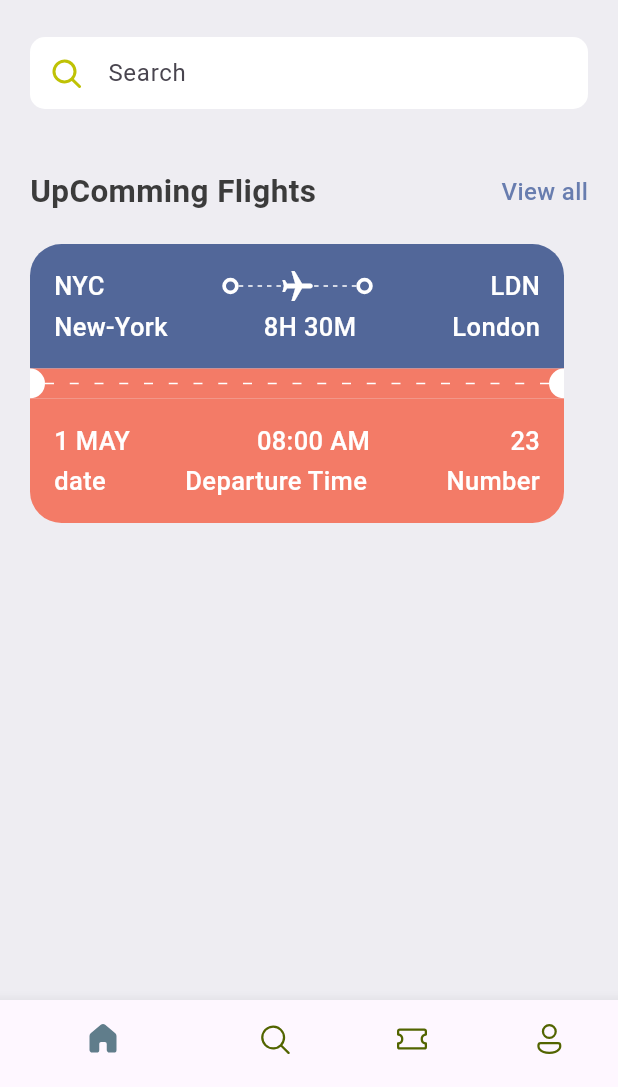
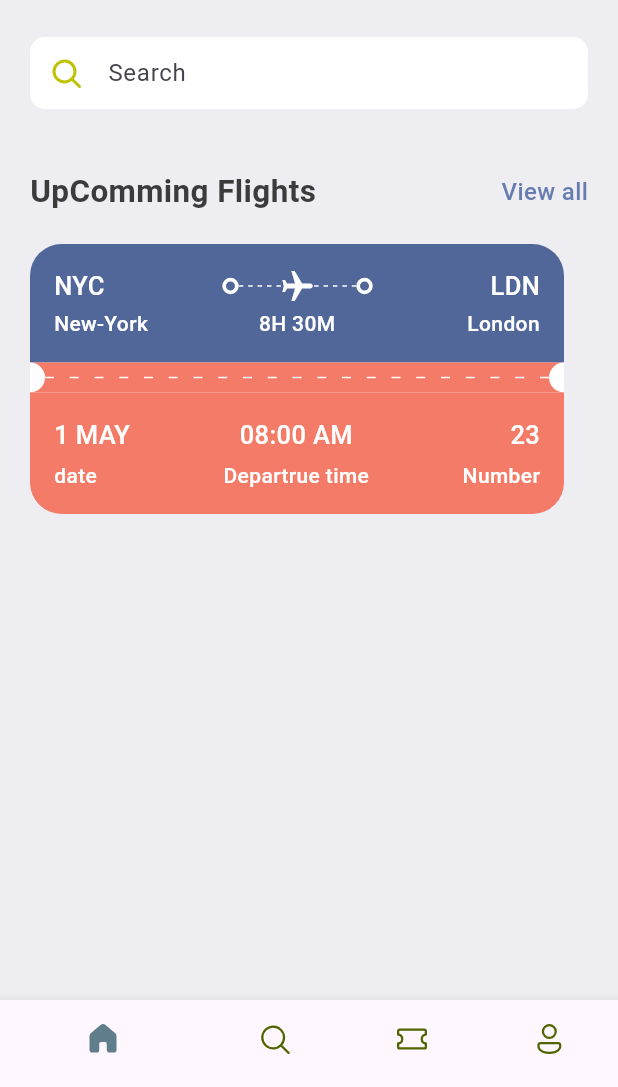
Before and after one commit to mortza20/tickts_App, a Flutter app: the screen it shows after launch, on a phone screen of 412 x 824 dp, the part 149-1236 px from its top. Run offline on Flutter 3.47's test engine with Material 3 defaults, Android fonts, the light colour scheme and no system bars; our stand-ins replace fluentui_icons.

Commit message:
sprater the code

```diff
--- a/lib/base/res/styles/app_styles.dart
+++ b/lib/base/res/styles/app_styles.dart
@@ -27,4 +27,8 @@ class AppStyles {
     fontSize: 17,
     fontWeight: FontWeight.w500,
   );
+  static TextStyle headLineStyle4 = TextStyle(
+    fontSize: 14,
+    fontWeight: FontWeight.w500,
+  );
 }
--- /dev/null
+++ b/lib/base/widgets/app_coulmn_text_layout.dart
@@ -0,0 +1,27 @@
+import 'package:flutter/material.dart';
+import 'package:tickts/base/widgets/text_style_fourth.dart';
+import 'package:tickts/base/widgets/text_style_thired.dart';
+
+class AppCoulmnTextLayout extends StatelessWidget {
+  String lineOneText;
+  String lineTowTEXT;
+  final CrossAxisAlignment theTextALign;
+  AppCoulmnTextLayout({
+    super.key,
+    required this.lineOneText,
+    required this.lineTowTEXT,
+    this.theTextALign = CrossAxisAlignment.start,
+  });
+
+  @override
+  Widget build(BuildContext context) {
+    return Column(
+      crossAxisAlignment: theTextALign,
+      children: [
+        TextStyleThired(text: lineOneText),
+        SizedBox(height: 5),
+        TextStyleFourth(text: lineTowTEXT),
+      ],
+    );
+  }
+}
--- /dev/null
+++ b/lib/base/widgets/text_style_fourth.dart
@@ -0,0 +1,21 @@
+import 'package:flutter/material.dart';
+import 'package:tickts/base/res/styles/app_styles.dart';
+
+class TextStyleFourth extends StatelessWidget {
+  final String text;
+  final TextAlign align;
+  const TextStyleFourth({
+    super.key,
+    required this.text,
+    this.align = TextAlign.start,
+  });
+
+  @override
+  Widget build(BuildContext context) {
+    return Text(
+      text,
+      style: AppStyles.headLineStyle4.copyWith(color: Colors.white),
+      textAlign: align,
+    );
+  }
+}
--- /dev/null
+++ b/lib/base/widgets/text_style_thired.dart
@@ -0,0 +1,15 @@
+import 'package:flutter/material.dart';
+import 'package:tickts/base/res/styles/app_styles.dart';
+
+class TextStyleThired extends StatelessWidget {
+  final String text;
+  const TextStyleThired({super.key, required this.text});
+
+  @override
+  Widget build(BuildContext context) {
+    return Text(
+      text,
+      style: AppStyles.headLineStyle3.copyWith(color: Colors.white),
+    );
+  }
+}
--- a/lib/base/widgets/tickt_view.dart
+++ b/lib/base/widgets/tickt_view.dart
@@ -1,8 +1,11 @@
 import 'package:flutter/material.dart';
 import 'package:tickts/base/res/styles/app_styles.dart';
+import 'package:tickts/base/widgets/app_coulmn_text_layout.dart';
 import 'package:tickts/base/widgets/app_layout_bulder_widget.dart';
 import 'package:tickts/base/widgets/big_circle.dart';
 import 'package:tickts/base/widgets/big_dot.dart';
+import 'package:tickts/base/widgets/text_style_fourth.dart';
+import 'package:tickts/base/widgets/text_style_thired.dart';
 
 class TicktView extends StatelessWidget {
   const TicktView({super.key});
@@ -17,6 +20,7 @@ class TicktView extends StatelessWidget {
         margin: EdgeInsets.only(right: 16),
         child: Column(
           children: [
+            //blue part of the ticket
             Container(
               padding: EdgeInsets.all(16),
               decoration: BoxDecoration(
@@ -31,12 +35,7 @@ class TicktView extends StatelessWidget {
                   //show the departure and destination with icons first line
                   Row(
                     children: [
-                      Text(
-                        "NYC",
-                        style: AppStyles.headLineStyle3.copyWith(
-                          color: Colors.white,
-                        ),
-                      ),
+                      TextStyleThired(text: "NYC"),
                       Expanded(child: Container()),
                       BigDot(),
                       Expanded(
@@ -60,36 +59,25 @@ class TicktView extends StatelessWidget {
                       ),
                       BigDot(),
                       Expanded(child: Container()),
-                      Text(
-                        "LDN",
-                        style: AppStyles.headLineStyle3.copyWith(
-                          color: Colors.white,
-                        ),
-                      ),
+                      TextStyleThired(text: "LDN"),
                     ],
                   ),
                   //show the departure and destination name with time secound line
                   SizedBox(height: 3),
                   Row(
                     children: [
-                      Text(
-                        "New-York",
-                        style: AppStyles.headLineStyle3.copyWith(
-                          color: Colors.white,
-                        ),
+                      SizedBox(
+                        width: 100,
+                        child: TextStyleFourth(text: "New-York"),
                       ),
                       Expanded(child: Container()),
-                      Text(
-                        "8H 30M",
-                        style: AppStyles.headLineStyle3.copyWith(
-                          color: Colors.white,
-                        ),
-                      ),
+                      TextStyleFourth(text: "8H 30M"),
                       Expanded(child: Container()),
-                      Text(
-                        "London",
-                        style: AppStyles.headLineStyle3.copyWith(
-                          color: Colors.white,
+                      SizedBox(
+                        width: 100,
+                        child: TextStyleFourth(
+                          text: "London",
+                          align: TextAlign.end,
                         ),
                       ),
                     ],
@@ -97,6 +85,7 @@ class TicktView extends StatelessWidget {
                 ],
               ),
             ),
+            //tow circles and the dash line
             Container(
               color: AppStyles.ticketColor2,
               child: Row(
@@ -110,6 +99,7 @@ class TicktView extends StatelessWidget {
                 ],
               ),
             ),
+            // orange part of the ticket
             Container(
               padding: EdgeInsets.all(16),
               decoration: BoxDecoration(
@@ -123,56 +113,22 @@ class TicktView extends StatelessWidget {
                 children: [
                   //show the departure and destination with icons first line
                   Row(
+                    mainAxisAlignment: MainAxisAlignment.spaceBetween,
                     children: [
-                      Text(
-                        "1 MAY",
-                        style: AppStyles.headLineStyle3.copyWith(
-                          color: Colors.white,
-                        ),
+                      AppCoulmnTextLayout(
+                        lineOneText: '1 MAY',
+                        lineTowTEXT: 'date',
+                        theTextALign: CrossAxisAlignment.start,
                       ),
-                      Expanded(child: Container()),
-
-                      Expanded(
-                        child: Text(
-                          "08:00 AM",
-                          style: AppStyles.headLineStyle3.copyWith(
-                            color: Colors.white,
-                          ),
-                        ),
+                      AppCoulmnTextLayout(
+                        lineOneText: '08:00 AM',
+                        lineTowTEXT: 'Departrue time',
+                        theTextALign: CrossAxisAlignment.center,
                       ),
-
-                      Expanded(child: Container()),
-                      Text(
-                        "23",
-                        style: AppStyles.headLineStyle3.copyWith(
-                          color: Colors.white,
-                        ),
-                      ),
-                    ],
-                  ),
-                  //show the departure and destination name with time secound line
-                  SizedBox(height: 3),
-                  Row(
-                    children: [
-                      Text(
-                        "date",
-                        style: AppStyles.headLineStyle3.copyWith(
-                          color: Colors.white,
-                        ),
-                      ),
-                      Expanded(child: Container()),
-                      Text(
-                        "Departure Time",
-                        style: AppStyles.headLineStyle3.copyWith(
-                          color: Colors.white,
-                        ),
-                      ),
-                      Expanded(child: Container()),
-                      Text(
-                        "Number",
-                        style: AppStyles.headLineStyle3.copyWith(
-                          color: Colors.white,
-                        ),
+                      AppCoulmnTextLayout(
+                        lineOneText: '23',
+                        lineTowTEXT: 'Number',
+                        theTextALign: CrossAxisAlignment.end,
                       ),
                     ],
                   ),
```
